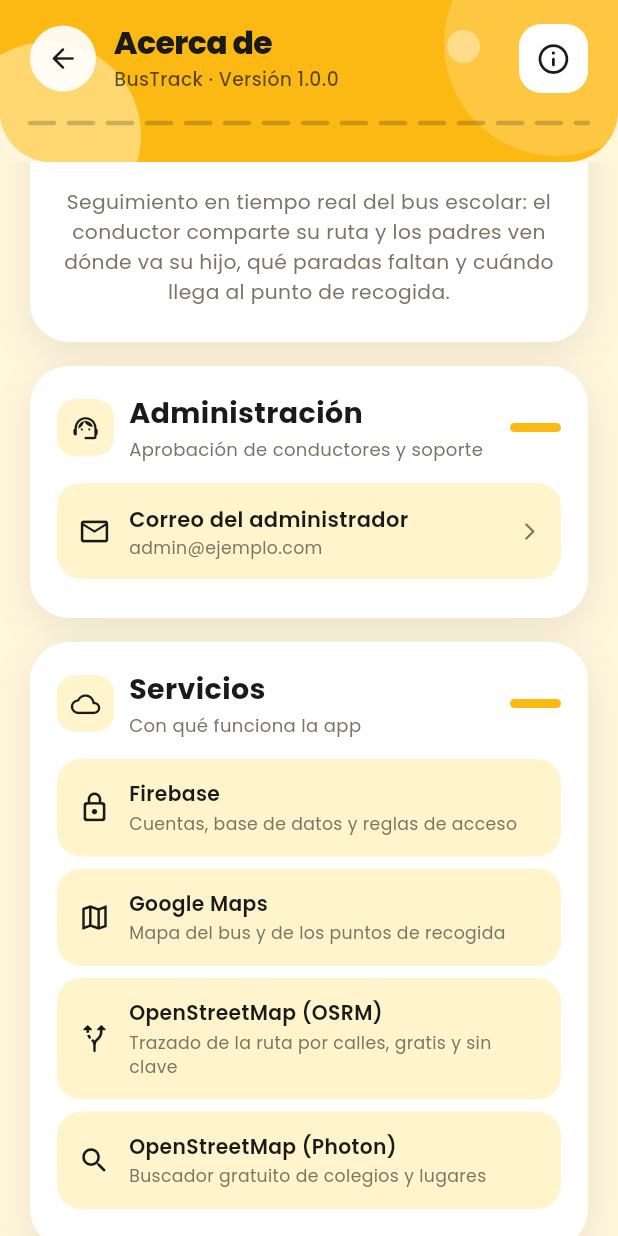
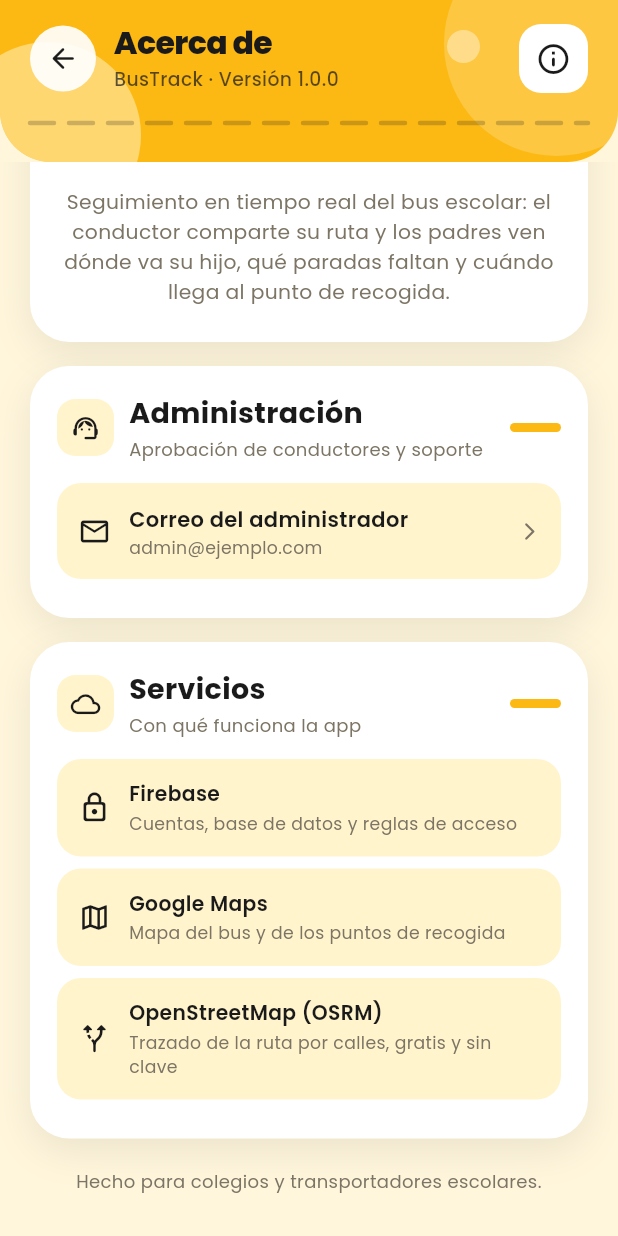
Before and after one commit to JustD4niz/Bustrack_public, a Flutter app: the AcercaDeScreen screen opened directly, scrolled down 201 dp, on a phone screen of 412 x 824 dp. Run offline on Flutter 3.47's test engine with Material 3 defaults, Android fonts, the phone set to English and light mode, and no system bars; our stand-ins replace cloud_firestore, file_picker, firebase_auth, firebase_core, geolocator, google_fonts and 5 more; missing offline and left inert: mobile_scanner; accounts and stored records are empty.

Commit message:
docs: actualizar guia y manual, quitar Photon y corregir referencias (sync publico)

```diff
--- a/lib/screens/acerca_de_screen.dart
+++ b/lib/screens/acerca_de_screen.dart
@@ -129,11 +129,6 @@ class AcercaDeScreen extends StatelessWidget {
                               title: 'OpenStreetMap (OSRM)',
                               subtitle: 'Trazado de la ruta por calles, gratis y sin clave',
                             ),
-                            _FilaServicio(
-                              icon: Icons.search_rounded,
-                              title: 'OpenStreetMap (Photon)',
-                              subtitle: 'Buscador gratuito de colegios y lugares',
-                            ),
                           ],
                         ),
                         const SizedBox(height: 20),
--- a/lib/screens/driver_ruta_screen.dart
+++ b/lib/screens/driver_ruta_screen.dart
@@ -156,7 +156,7 @@ List<EstudianteBus> fusionarEstudiantes({
 ///
 /// El recorrido ya no se arma escribiendo paradas: el conductor **solo elige el
 /// colegio** (destino final) tocando el mapa, y las paradas son los puntos de
-/// recogida que cada padre marcó en `recogida/{uid}`. El conductor ve todos los
+/// recogida que cada padre marcó en `recogida/{studentId}`. El conductor ve todos los
 /// de su bus y la app dibuja el camino con OSRM **tramo por tramo**: hasta la
 /// recogida pendiente más cercana y, cuando ya recogió a todos, hasta el
 /// colegio. Al llegar a un punto pulsa "Ya recogí", que cierra esa parada
@@ -165,7 +165,7 @@ List<EstudianteBus> fusionarEstudiantes({
 ///
 /// Escribe en dos sitios, con responsabilidades distintas:
 ///
-/// - `rutas/{uid}` — `destino` (colegio) y `estadoParadas` (uids ya atendidos).
+/// - `rutas/{uid}` - `destino` (colegio) y `estadoParadas` (ids de estudiantes atendidos).
 /// - `buses/{placa}` — el estado del viaje, solo al pulsar "Iniciar Ruta".
 class PantallaRutaConductor extends StatefulWidget {
   const PantallaRutaConductor({super.key});
--- a/pubspec.yaml
+++ b/pubspec.yaml
@@ -21,8 +21,8 @@ dependencies:
   # firebase_auth (ver lib/services/google_auth.dart).
   google_sign_in: ^7.1.1
   permission_handler: ^11.3.1
-  # Mapa de Google y GPS del conductor (ver lib/widgets/bus_map.dart y
-  # lib/services/bus_location_service.dart).
+  # Mapa de Google y GPS del conductor (ver lib/widgets/parent_map_view.dart,
+  # lib/widgets/bus_marker.dart y lib/services/bus_location_service.dart).
   google_maps_flutter: ^2.12.0
   geolocator: ^14.0.0
   file_picker: ^9.0.0
```
Also changed, not shown: lib/services/document_stream.dart (+4 -3 lines), lib/services/route_service.dart (+4 -4 lines), 2 other files.
